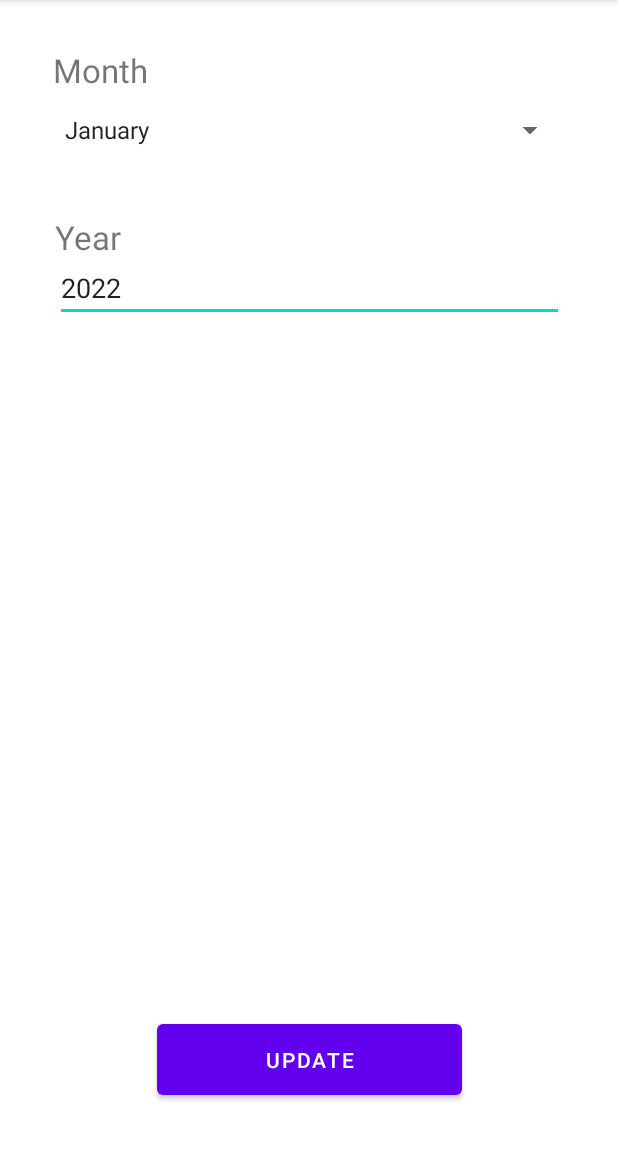
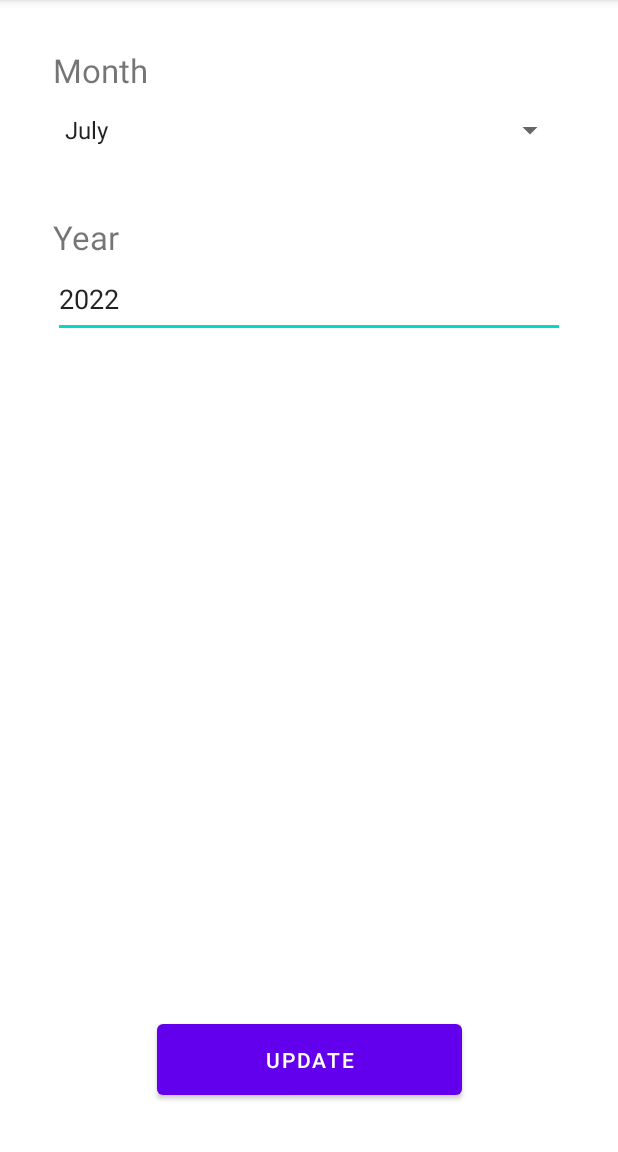
Before and after one commit to greenpixels/expenses-overview-android, an Android app: the screen it shows after launch (DateActivity), after a tap on "July, 2022", on a phone screen of 412 x 824 dp, the part 84-1236 px from its top. Run offline under Robolectric (Android 15) with nearby library versions, the phone set to English and light mode, and no system bars.

Commit message:
Flesh out secondary Activities

```diff
--- a/app/src/main/AndroidManifest.xml
+++ b/app/src/main/AndroidManifest.xml
@@ -14,6 +14,9 @@
         android:theme="@style/Theme.ExpensesOverview"
         tools:targetApi="31">
         <activity
+            android:name=".NewExpenseActivity"
+            android:exported="false" />
+        <activity
             android:name=".DateActivity"
             android:exported="false" />
         <activity
--- a/app/src/main/java/com/example/expensesoverview/DateActivity.java
+++ b/app/src/main/java/com/example/expensesoverview/DateActivity.java
@@ -2,19 +2,46 @@ package com.example.expensesoverview;
 
 import androidx.appcompat.app.AppCompatActivity;
 
+import android.content.Intent;
+import android.content.res.Resources;
 import android.os.Bundle;
+import android.view.View;
+import android.widget.Button;
+import android.widget.EditText;
+import android.widget.Spinner;
 
 import java.lang.reflect.Array;
 import java.util.ArrayList;
+import java.util.Calendar;
+import java.util.Date;
 import java.util.List;
 
 public class DateActivity extends AppCompatActivity {
-
-    public String[] months = {"January", "February"};
-
     @Override
     protected void onCreate(Bundle savedInstanceState) {
         super.onCreate(savedInstanceState);
         setContentView(R.layout.activity_date);
+
+        EditText yearControl = findViewById(R.id.editYear);
+        Spinner monthControl = findViewById(R.id.spinnerMonth);
+
+        java.util.Date date= new Date();
+        Calendar cal = Calendar.getInstance();
+        cal.setTime(date);
+        yearControl.setText(Integer.toString(cal.get(Calendar.YEAR)));
+        monthControl.setSelection(cal.get(Calendar.MONTH));
+    }
+
+    public void changeDateAndGoToMain(View v) {
+        EditText yearControl = findViewById(R.id.editYear);
+        Spinner monthControl = findViewById(R.id.spinnerMonth);
+
+        int month = monthControl.getSelectedItemPosition();
+        int year = Integer.parseInt(yearControl.getText().toString());
+
+        Intent i = new Intent(this, MainActivity.class);
+        i.putExtra("eMonth", month);
+        i.putExtra("eYear", year);
+        startActivity(i);
     }
 }
--- a/app/src/main/java/com/example/expensesoverview/MainActivity.java
+++ b/app/src/main/java/com/example/expensesoverview/MainActivity.java
@@ -2,36 +2,75 @@ package com.example.expensesoverview;
 
 import androidx.appcompat.app.AppCompatActivity;
 
+import android.content.Context;
 import android.content.Intent;
+import android.content.res.Resources;
 import android.os.Bundle;
+import android.util.Log;
 import android.view.View;
 import android.view.ViewGroup;
 import android.widget.LinearLayout;
 import android.widget.TextView;
 
+import com.example.expensesoverview.helpers.Converter;
 import com.example.expensesoverview.helpers.ExpenseSlice;
+import com.example.expensesoverview.helpers.Expenses;
 import com.example.expensesoverview.views.PieChart;
 import com.example.expensesoverview.views.PieChartLabel;
 
+import java.io.FileInputStream;
+import java.io.IOException;
+import java.io.ObjectInputStream;
+import java.util.Calendar;
+import java.util.Date;
+
 public class MainActivity extends AppCompatActivity {
+    public Expenses expenses;
 
     @Override
     protected void onCreate(Bundle savedInstanceState) {
         super.onCreate(savedInstanceState);
         setContentView(R.layout.activity_main);
 
-        LinearLayout lc = (LinearLayout) findViewById(R.id.labelContainer);
-        PieChart pc = (PieChart) findViewById(R.id.pieChart);
+        java.util.Date date= new Date();
+        Calendar cal = Calendar.getInstance();
+        cal.setTime(date);
 
+        int currentMonth = cal.get(Calendar.MONTH);
+        int currentYear = cal.get(Calendar.YEAR);
+
+
+
+        Intent i = getIntent();
+        if(i.getIntExtra("eMonth", -1) != -1 && i.getIntExtra("eYear", -1) != -1) {
+            currentMonth = i.getIntExtra("eMonth", -1);
+            currentYear = i.getIntExtra("eYear", -1);
+        }
+        TextView textDate = findViewById(R.id.selectedDate);
+        Resources r = getResources();
+        String displayText = r.getStringArray(R.array.string_array_months)[currentMonth] + ", " + currentYear;
+        textDate.setText(displayText);
+
+        this.expenses = Expenses.loadExpensesData(currentMonth, currentYear, this);
+        if(expenses == null) {
+            expenses = new Expenses(currentMonth, currentYear);
+        }
+
+        LinearLayout lc = findViewById(R.id.labelContainer);
+        PieChart pc = findViewById(R.id.pieChart);
+
+        Resources res = getResources();
+        String[] categories = res.getStringArray(R.array.string_array_categories);
+        float expensesTotal = expenses.getSumFromArray(categories);
         for(ExpenseSlice slice : pc.getSlices()) {
             PieChartLabel pcl = new PieChartLabel(this);
-            pcl.setText(slice.getCategory().name());
+            pcl.setText(slice.getCategory());
             pcl.setColour(slice.getColour());
+            slice.setPercentage(expenses.getSumFromCategory(slice.getCategory()) / expensesTotal * 100);
             pcl.setLayoutParams(new LinearLayout.LayoutParams(LinearLayout.LayoutParams.WRAP_CONTENT, LinearLayout.LayoutParams.WRAP_CONTENT));
             ViewGroup.LayoutParams params = pcl.getLayoutParams();
             params.height = 48;
             pcl.setLayoutParams(params);
-
             lc.addView(pcl);
         }
     }
@@ -40,4 +79,10 @@ public class MainActivity extends AppCompatActivity {
         Intent i = new Intent(this, DateActivity.class);
         startActivity(i);
     }
+
+    public void switchToNewExpenseActivity(View v) {
+        Intent i = new Intent(this, NewExpenseActivity.class);
+        i.putExtra("ExpensesExtra", Converter.objectToString(expenses));
+        startActivity(i);
+    }
 }
--- a/app/src/main/java/com/example/expensesoverview/helpers/ExpenseSlice.java
+++ b/app/src/main/java/com/example/expensesoverview/helpers/ExpenseSlice.java
@@ -2,10 +2,10 @@ package com.example.expensesoverview.helpers;
 
 public class ExpenseSlice {
     private float percentage;
-    private Category category;
+    private String category;
     private int colour;
 
-    public ExpenseSlice(float percentage, Category category, int colour) {
+    public ExpenseSlice(float percentage, String category, int colour) {
         this.percentage = percentage;
         this.category = category;
         this.colour = colour;
@@ -19,11 +19,11 @@ public class ExpenseSlice {
         this.percentage = percentage;
     }
 
-    public Category getCategory() {
+    public String getCategory() {
         return category;
     }
 
-    public void setCategory(Category category) {
+    public void setCategory(String category) {
         this.category = category;
     }
 
--- /dev/null
+++ b/app/src/main/java/com/example/expensesoverview/helpers/Expenses.java
@@ -0,0 +1,104 @@
+package com.example.expensesoverview.helpers;
+
+import android.content.Context;
+
+import java.io.FileInputStream;
+import java.io.FileOutputStream;
+import java.io.ObjectInputStream;
+import java.io.ObjectOutputStream;
+import java.io.Serializable;
+import java.nio.charset.StandardCharsets;
+import java.util.ArrayList;
+import java.util.Date;
+import java.util.HashMap;
+
+public class Expenses implements Serializable {
+    private HashMap<String, ArrayList<Expense>> map = new HashMap<>();
+    private int month;
+    private int year;
+
+    public Expenses(int month, int year) {
+        this.month = month;
+        this.year = year;
+    }
+
+    public int getMonth() {
+        return month;
+    }
+
+    public void setMonth(int month) {
+        this.month = month;
+    }
+
+    public int getYear() {
+        return year;
+    }
+
+    public void setYear(int year) {
+        this.year = year;
+    }
+
+    public ArrayList<Expense> getByCategory(String category) {
+        return map.get(category);
+    }
+
+    public float getSumFromArray(String[] categories) {
+        float sum = 0;
+        for(String category : categories) {
+            ArrayList<Expense> expenses = getByCategory(category);
+            if(expenses == null) continue;
+            for(Expense expense : expenses ) {
+                sum+=expense.getAmount();
+            }
+        }
+        return sum;
+    }
+
+    public float getSumFromCategory(String category) {
+        float sum = 0;
+        ArrayList<Expense> expenses = getByCategory(category);
+        if(expenses == null) return 0;
+        for(Expense expense : expenses ) {
+            sum+=expense.getAmount();
+        }
+        return sum;
+    }
+
+    public void add(float amount, String category, Date date) {
+        ArrayList<Expense> list = map.get(category);
+        if (list == null) {
+            list = new ArrayList<>();
+        }
+        list.add(new Expense(amount, date));
+        map.put(category, list);
+    }
+
+    public static Expenses loadExpensesData(int month, int year, Context context) {
+        try {
+            FileInputStream fis = context.openFileInput(month+"_"+year+"_"+"expenses");
+            ObjectInputStream is = new ObjectInputStream(fis);
+            Expenses expenses = (Expenses) is.readObject();
+            is.close();
+            fis.close();
+
+            return expenses;
+        } catch (Exception e) {
+            e.printStackTrace();
+            return null;
+        }
+    }
+
+    public static boolean saveExpensesData(int month, int year, Context context, Expenses expenses) {
+        try {
+            FileOutputStream fos = context.openFileOutput(month+"_"+year+"_"+"expenses", Context.MODE_PRIVATE);
+            ObjectOutputStream oos = new ObjectOutputStream(fos);
+            oos.writeObject(expenses);
+            fos.close();
+            oos.close();
+            return true;
+        } catch(Exception e) {
+            e.printStackTrace();
+            return false;
+        }
+    }
+}
--- a/app/src/main/java/com/example/expensesoverview/views/PieChart.java
+++ b/app/src/main/java/com/example/expensesoverview/views/PieChart.java
@@ -1,6 +1,7 @@
 package com.example.expensesoverview.views;
 
 import android.content.Context;
+import android.content.res.Resources;
 import android.graphics.Canvas;
 import android.graphics.Color;
 import android.graphics.Paint;
@@ -25,7 +26,7 @@ import java.util.zip.Inflater;
 public class PieChart extends View {
 
     private List<ExpenseSlice> slices = new ArrayList<ExpenseSlice>();
-    public String[] Colours = {"#083D77", "#EBEBD3", "#DA4167", "#F4D35E", "#F78764", "#3D315B"};
+    public String[] Colours = {"#083D77", "#EBEBD3", "#DA4167", "#F4D35E", "#F78764", "#3D315B", "#4EF5C7", "#C4F555", "#9185F0"};
 
     public PieChart(Context context) {
         super(context);
@@ -48,12 +49,15 @@ public class PieChart extends View {
     }
 
     public void init(@Nullable AttributeSet set) {
-        this.slices.add(new ExpenseSlice(50.0F, Category.GROCERIES, Color.parseColor(Colours[slices.size()])));
-        this.slices.add(new ExpenseSlice(10.0F, Category.CAR_FUEL, Color.parseColor(Colours[slices.size()])));
-        this.slices.add(new ExpenseSlice(10.0F, Category.GROCERIES, Color.parseColor(Colours[slices.size()])));
-        this.slices.add(new ExpenseSlice(10.0F, Category.GROCERIES, Color.parseColor(Colours[slices.size()])));
-        this.slices.add(new ExpenseSlice(10.0F, Category.GROCERIES, Color.parseColor(Colours[slices.size()])));
-        this.slices.add(new ExpenseSlice(10.0F, Category.GROCERIES, Color.parseColor(Colours[slices.size()])));
+        Resources res = getResources();
+        String[] categories = res.getStringArray(R.array.string_array_categories);
+        for(String category : categories) {
+            this.slices.add(new ExpenseSlice(0.0F, category, Color.parseColor(Colours[slices.size()])));
+        }
+    }
+
+    public void updateSlices(float[] values) {
+
     }
 
     public void setSlices(List<ExpenseSlice> slices) {
@@ -68,9 +72,14 @@ public class PieChart extends View {
     protected void onDraw(Canvas canvas) {
         int colourIndex = 0;
         float currentAngle = 0.0F;
+        float size = Math.min(this.getWidth(), this.getHeight());
+
+        // Background Circle
+        Paint  backgroundColour = new Paint();
+        backgroundColour.setColor(Color.parseColor("#A0B8C5"));
+        canvas.drawCircle(size/2, size/2, size/2, backgroundColour);
 
         for(ExpenseSlice slice : slices) {
-
             // Get Colour
             Paint p = new Paint();
             p.setColor(Color.parseColor(Colours[colourIndex]));
@@ -82,14 +91,14 @@ public class PieChart extends View {
 
             // Draw Slice
             float sliceAmount = (slice.getPercentage() / 100.0F) * 360.0F;
-            int size = Math.min(this.getWidth(), this.getHeight());
+
             canvas.drawArc(0, 0, size, size, currentAngle, sliceAmount, true, p);
             currentAngle += sliceAmount;
+        }
 
-            // Inner Circle
-            Paint innerColour = new Paint();
-            innerColour.setColor(Color.parseColor("#FFFFFF"));
-            canvas.drawCircle(size/2, size/2, size/4 , innerColour);
-        }
+        // Inner Circle
+        Paint innerColour = new Paint();
+        innerColour.setColor(Color.parseColor("#FFFFFF"));
+        canvas.drawCircle(size/2, size/2, size/4 , innerColour);
     }
 }
--- a/app/src/main/res/layout/activity_date.xml
+++ b/app/src/main/res/layout/activity_date.xml
@@ -7,10 +7,11 @@
     tools:context=".DateActivity">
 
     <Button
-        android:id="@+id/newExpenseButton2"
+        android:id="@+id/updateButton"
         android:layout_width="203dp"
         android:layout_height="59dp"
         android:layout_marginBottom="32dp"
+        android:onClick="changeDateAndGoToMain"
         android:text="UPDATE"
         app:layout_constraintBottom_toBottomOf="parent"
         app:layout_constraintEnd_toEndOf="parent"
@@ -18,7 +19,7 @@
         app:layout_constraintStart_toStartOf="parent" />
 
     <Spinner
-        android:id="@+id/spinner"
+        android:id="@+id/spinnerMonth"
         android:layout_width="342dp"
         android:layout_height="49dp"
         android:entries="@array/string_array_months"
@@ -33,7 +34,7 @@
         android:layout_marginTop="32dp"
         android:text="Month"
         app:autoSizeTextType="uniform"
-        app:layout_constraintStart_toStartOf="@+id/spinner"
+        app:layout_constraintStart_toStartOf="@+id/spinnerMonth"
         app:layout_constraintTop_toTopOf="parent" />
 
     <TextView
@@ -43,17 +44,17 @@
         android:layout_marginTop="32dp"
         android:text="Year"
         app:autoSizeTextType="uniform"
-        app:layout_constraintStart_toStartOf="@+id/editTextDate"
-        app:layout_constraintTop_toBottomOf="@+id/spinner" />
+        app:layout_constraintStart_toStartOf="@+id/editYear"
+        app:layout_constraintTop_toBottomOf="@+id/spinnerMonth" />
 
     <EditText
-        android:id="@+id/editTextDate"
-        android:layout_width="339dp"
-        android:layout_height="41dp"
+        android:id="@+id/editYear"
+        android:layout_width="341dp"
+        android:layout_height="52dp"
         android:ems="10"
         android:inputType="date"
         android:maxLength="4"
-        android:text="2022"
+        android:text="2018"
         app:layout_constraintEnd_toEndOf="parent"
         app:layout_constraintStart_toStartOf="parent"
         app:layout_constraintTop_toBottomOf="@+id/textView2" />
--- a/app/src/main/res/layout/activity_main.xml
+++ b/app/src/main/res/layout/activity_main.xml
@@ -51,6 +51,7 @@
         android:layout_width="203dp"
         android:layout_height="59dp"
         android:layout_marginBottom="32dp"
+        android:onClick="switchToNewExpenseActivity"
         android:text="NEW EXPENSE"
         app:layout_constraintBottom_toBottomOf="parent"
         app:layout_constraintEnd_toEndOf="parent"
--- a/app/src/main/res/values/arrays.xml
+++ b/app/src/main/res/values/arrays.xml
@@ -15,4 +15,17 @@
         <item>November</item>
         <item>December</item>
     </string-array>
+
+    <string-array
+        name="string_array_categories">
+        <item>Groceries</item>
+        <item>Medical</item>
+        <item>Clothes</item>
+        <item>Fuel</item>
+        <item>Parking And Transportation</item>
+        <item>Restaurant</item>
+        <item>Animals</item>
+        <item>Entertainment</item>
+        <item>Others</item>
+    </string-array>
 </resources>
```
Also changed, not shown: app/src/main/java/com/example/expensesoverview/NewExpenseActivity.java (added, +84 -0 lines), app/src/main/java/com/example/expensesoverview/helpers/Converter.java (added, +41 -0 lines), app/src/main/java/com/example/expensesoverview/helpers/Expense.java (added, +30 -0 lines), app/src/main/res/layout/activity_new_expense.xml (added, +73 -0 lines).
